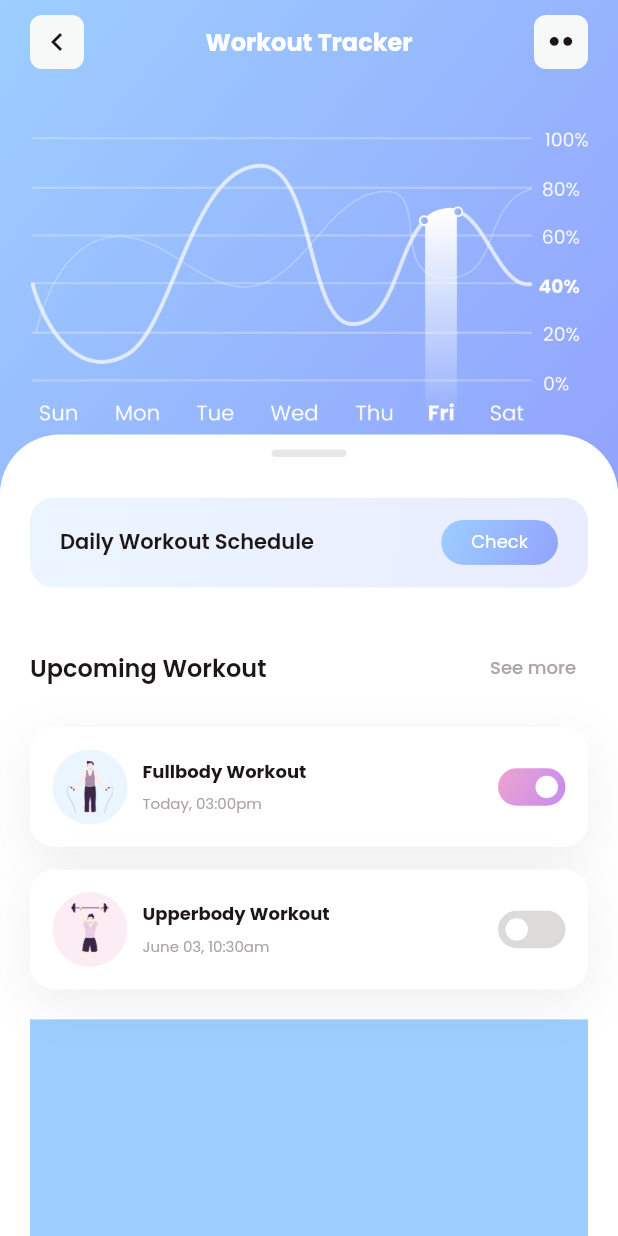
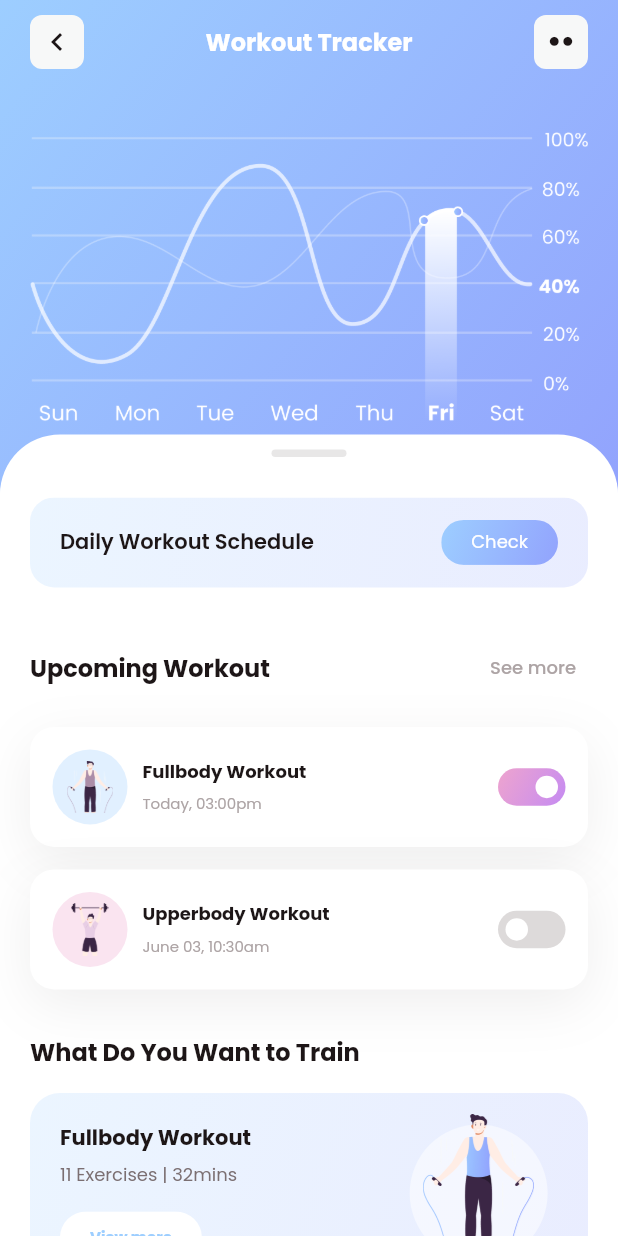
Before and after one commit to AyurM/FitnestX-Demo, a Flutter app: the WorkoutScreen screen opened directly, on a phone screen of 412 x 824 dp. Run offline on Flutter 3.47's test engine with Material 2 defaults, Android fonts, the phone set to English and light mode, and no system bars; our stand-ins replace flutter_bloc, get_it, google_fonts.

Commit message:
Added WorkoutTypes section

```diff
--- /dev/null
+++ b/lib/data/model/workout_type_content.dart
@@ -0,0 +1,13 @@
+class WorkoutTypeContent {
+  final String title;
+  final int exercises;
+  final Duration duration;
+  final String imagePath;
+
+  const WorkoutTypeContent({
+    required this.title,
+    required this.exercises,
+    required this.duration,
+    required this.imagePath,
+  });
+}
--- a/lib/res/views/app_simple_image.dart
+++ b/lib/res/views/app_simple_image.dart
@@ -7,12 +7,14 @@ class AppSimpleImage extends StatelessWidget {
   final String assetPath;
   final Color color;
   final double size;
+  final double? bgOpacity;
 
   const AppSimpleImage(
       {Key? key,
       required this.assetPath,
       required this.size,
-      required this.color})
+      required this.color,
+      this.bgOpacity})
       : super(key: key);
 
   @override
@@ -24,7 +26,7 @@ class AppSimpleImage extends StatelessWidget {
           width: size,
           height: size,
           decoration: BoxDecoration(
-              color: color.withOpacity(_kImageBgOpacity),
+              color: color.withOpacity(bgOpacity ?? _kImageBgOpacity),
               shape: BoxShape.circle),
         ),
         Image.asset(assetPath,
--- a/lib/res/views/home_tab/bmi_card.dart
+++ b/lib/res/views/home_tab/bmi_card.dart
@@ -31,7 +31,13 @@ class BmiCard extends StatelessWidget {
       height: _kCardHeight,
       decoration: BoxDecoration(
           borderRadius: BorderRadius.circular(kBorderRadiusLarge),
-          gradient: AppColors.blueGradient),
+          gradient: AppColors.blueGradient,
+          boxShadow: [
+            BoxShadow(
+                color: AppColors.blueShadow.withOpacity(0.3),
+                offset: const Offset(0, 10),
+                blurRadius: 22)
+          ]),
       child: Stack(children: [
         const _BmiDotsBackground(
           dotColor: AppColors.white,
--- a/lib/res/views/secondary_button.dart
+++ b/lib/res/views/secondary_button.dart
@@ -6,9 +6,21 @@ class SecondaryButton extends StatelessWidget {
   final String text;
   final void Function()? onPressed;
   final Gradient? gradient;
+  final Color? color;
   final double? height;
   final TextStyle? textStyle;
   final EdgeInsets? margin;
+
+  const SecondaryButton.withColor(
+      {Key? key,
+      required this.text,
+      this.onPressed,
+      this.height,
+      this.textStyle,
+      this.color = AppColors.white,
+      this.margin})
+      : gradient = null,
+        super(key: key);
 
   const SecondaryButton.purple(
       {Key? key,
@@ -18,6 +30,7 @@ class SecondaryButton extends StatelessWidget {
       this.textStyle,
       this.margin})
       : gradient = AppColors.purpleGradient,
+        color = null,
         super(key: key);
 
   const SecondaryButton.blue(
@@ -28,6 +41,7 @@ class SecondaryButton extends StatelessWidget {
       this.textStyle,
       this.margin})
       : gradient = AppColors.blueGradient,
+        color = null,
         super(key: key);
 
   @override
@@ -62,9 +76,7 @@ class SecondaryButton extends StatelessWidget {
   Widget _buildDecoration(double height) => Positioned.fill(
         child: Container(
           height: height,
-          decoration: BoxDecoration(
-            gradient: gradient,
-          ),
+          decoration: BoxDecoration(gradient: gradient, color: color),
         ),
       );
 }
--- a/lib/res/views/section_title.dart
+++ b/lib/res/views/section_title.dart
@@ -14,7 +14,7 @@ class SectionTitle extends StatelessWidget {
   Widget build(BuildContext context) {
     final TextTheme textTheme = Theme.of(context).textTheme;
     final titleWidget = Text(text,
-        style: textTheme.bodyText1?.copyWith(fontWeight: FontWeight.w600));
+        style: textTheme.bodyText1?.copyWith(fontWeight: FontWeight.bold));
 
     if (actionText == null) {
       return titleWidget;
--- a/lib/res/views/workout/upcoming_workout_card.dart
+++ b/lib/res/views/workout/upcoming_workout_card.dart
@@ -8,6 +8,7 @@ import 'package:flutter/material.dart';
 
 const _kImageSize = 50.0;
 const _kSpacing = 10.0;
+const _kImageBgOpacity = 0.3;
 const _kCardPadding = EdgeInsets.all(15);
 
 class UpcomingWorkoutCard extends StatelessWidget {
@@ -28,7 +29,10 @@ class UpcomingWorkoutCard extends StatelessWidget {
       padding: _kCardPadding,
       child: Row(children: [
         AppSimpleImage(
-            assetPath: data.assetPath, size: _kImageSize, color: color),
+            assetPath: data.assetPath,
+            size: _kImageSize,
+            color: color,
+            bgOpacity: _kImageBgOpacity),
         const SizedBox(width: _kSpacing),
         Expanded(
             child: Column(
--- /dev/null
+++ b/lib/res/views/workout/workout_type_card.dart
@@ -0,0 +1,89 @@
+import 'package:fitnest_x/data/model/workout_type_content.dart';
+import 'package:fitnest_x/res/colors/app_colors.dart';
+import 'package:fitnest_x/res/views/secondary_button.dart';
+import 'package:flutter/material.dart';
+
+const _kCardPadding = EdgeInsets.all(20);
+const _kBgOpacity = 0.2;
+const _kImageEllipseSize = 92.0;
+const _kImageEllipseOpacity = 0.5;
+const _kImageScale = 1.15;
+const _kButtonHeight = 35.0;
+const _viewMoreText = 'View more';
+
+class WorkoutTypeCard extends StatelessWidget {
+  final WorkoutTypeContent data;
+
+  const WorkoutTypeCard({Key? key, required this.data}) : super(key: key);
+
+  @override
+  Widget build(BuildContext context) {
+    final TextTheme textTheme = Theme.of(context).textTheme;
+    return Container(
+      decoration: BoxDecoration(
+          borderRadius: BorderRadius.circular(20),
+          gradient: LinearGradient(colors: [
+            AppColors.blue2.withOpacity(_kBgOpacity),
+            AppColors.blue.withOpacity(_kBgOpacity)
+          ], begin: Alignment.topLeft, end: Alignment.bottomRight)),
+      child: Row(children: [
+        Expanded(
+          child: Padding(
+            padding: _kCardPadding,
+            child: Column(
+              crossAxisAlignment: CrossAxisAlignment.start,
+              children: [
+                Text(data.title,
+                    style: textTheme.bodyText2?.copyWith(
+                        fontWeight: FontWeight.bold, color: AppColors.black)),
+                const SizedBox(height: 5),
+                Text(
+                    '${data.exercises} Exercises | ${data.duration.inMinutes}mins',
+                    style: textTheme.subtitle1),
+                const SizedBox(height: 15),
+                SecondaryButton.withColor(
+                  text: _viewMoreText,
+                  onPressed: () {},
+                  height: _kButtonHeight,
+                  textStyle: textTheme.subtitle1?.copyWith(
+                      fontSize: 10,
+                      fontWeight: FontWeight.bold,
+                      color: AppColors.blue2),
+                )
+              ],
+            ),
+          ),
+        ),
+        _WorkoutTypeImage(assetPath: data.imagePath),
+        const SizedBox(width: 20)
+      ]),
+    );
+  }
+}
+
+class _WorkoutTypeImage extends StatelessWidget {
+  final String assetPath;
+
+  const _WorkoutTypeImage({Key? key, required this.assetPath})
+      : super(key: key);
+
+  @override
+  Widget build(BuildContext context) {
+    return Stack(
+      alignment: Alignment.center,
+      children: [
+        Container(
+          width: _kImageEllipseSize,
+          height: _kImageEllipseSize,
+          decoration: BoxDecoration(
+              shape: BoxShape.circle,
+              color: AppColors.white.withOpacity(_kImageEllipseOpacity)),
+        ),
+        Image.asset(assetPath,
+            height: _kImageEllipseSize * _kImageScale,
+            width: _kImageEllipseSize * _kImageScale,
+            fit: BoxFit.contain)
+      ],
+    );
+  }
+}
--- /dev/null
+++ b/lib/res/views/workout/workout_types_block.dart
@@ -0,0 +1,38 @@
+import 'package:fitnest_x/data/model/workout_type_content.dart';
+import 'package:fitnest_x/res/views/section_title.dart';
+import 'package:fitnest_x/res/views/workout/workout_type_card.dart';
+import 'package:fitnest_x/utils/data_mock_utils.dart';
+import 'package:flutter/material.dart';
+
+const _titleText = 'What Do You Want to Train';
+const _kSpacing = 15.0;
+
+class WorkoutTypesBlock extends StatelessWidget {
+  const WorkoutTypesBlock({Key? key}) : super(key: key);
+
+  @override
+  Widget build(BuildContext context) {
+    final content = DataMockUtils.getMockWorkoutTypes();
+
+    return Column(
+      crossAxisAlignment: CrossAxisAlignment.start,
+      children: [
+        const SectionTitle(text: _titleText),
+        const SizedBox(height: _kSpacing),
+        ..._buildContent(content)
+      ],
+    );
+  }
+
+  List<Widget> _buildContent(List<WorkoutTypeContent> content) {
+    final result = <Widget>[];
+
+    for (int i = 0; i < content.length; i++) {
+      result.add(WorkoutTypeCard(data: content[i]));
+      if (i != content.length - 1) {
+        result.add(const SizedBox(height: _kSpacing));
+      }
+    }
+    return result;
+  }
+}
--- a/lib/screens/workout_tracker/workout_screen.dart
+++ b/lib/screens/workout_tracker/workout_screen.dart
@@ -1,7 +1,7 @@
-import 'package:fitnest_x/res/colors/app_colors.dart';
 import 'package:fitnest_x/res/views/daily_action_card.dart';
 import 'package:fitnest_x/res/views/fitnest_sliver_app_bar.dart';
 import 'package:fitnest_x/res/views/workout/upcoming_workout_block.dart';
+import 'package:fitnest_x/res/views/workout/workout_types_block.dart';
 import 'package:flutter/material.dart';
 
 const _titleText = 'Workout Tracker';
@@ -57,29 +57,9 @@ class _WorkoutScreenState extends State<WorkoutScreen> {
         )),
         SliverToBoxAdapter(
             child: Container(
-                height: 200,
-                margin: const EdgeInsets.all(20),
-                color: AppColors.blue2)),
-        SliverToBoxAdapter(
-            child: Container(
-                height: 100,
-                margin: const EdgeInsets.all(20),
-                color: AppColors.purple2)),
-        SliverToBoxAdapter(
-            child: Container(
-                height: 300,
-                margin: const EdgeInsets.all(20),
-                color: AppColors.blue)),
-        SliverToBoxAdapter(
-            child: Container(
-                height: 150,
-                margin: const EdgeInsets.all(20),
-                color: AppColors.purple)),
-        SliverToBoxAdapter(
-            child: Container(
-                height: 250,
-                margin: const EdgeInsets.all(20),
-                color: AppColors.blue3))
+          padding: const EdgeInsets.symmetric(horizontal: 20, vertical: 30),
+          child: const WorkoutTypesBlock(),
+        )),
       ]),
     );
   }
--- a/lib/utils/data_mock_utils.dart
+++ b/lib/utils/data_mock_utils.dart
@@ -3,6 +3,7 @@ import 'dart:math';
 import 'package:fitnest_x/data/model/notification_content.dart';
 import 'package:fitnest_x/data/model/upcoming_workout_content.dart';
 import 'package:fitnest_x/data/model/water_intake_update.dart';
+import 'package:fitnest_x/data/model/workout_type_content.dart';
 import 'package:fitnest_x/res/colors/app_colors.dart';
 
 const _kMinWaterIntakePerUpdate = 10;
@@ -101,4 +102,27 @@ class DataMockUtils {
           color: AppColors.purple2),
     ];
   }
+
+  static List<WorkoutTypeContent> getMockWorkoutTypes() {
+    return const [
+      WorkoutTypeContent(
+        title: 'Fullbody Workout',
+        exercises: 11,
+        duration: Duration(minutes: 32),
+        imagePath: 'assets/images/fullbody_workout_type.png',
+      ),
+      WorkoutTypeContent(
+        title: 'Lowerbody Workout',
+        exercises: 12,
+        duration: Duration(minutes: 40),
+        imagePath: 'assets/images/lowerbody_workout_type.png',
+      ),
+      WorkoutTypeContent(
+        title: 'AB Workout',
+        exercises: 14,
+        duration: Duration(minutes: 20),
+        imagePath: 'assets/images/ab_workout_type.png',
+      ),
+    ];
+  }
 }
```
Also changed, not shown: assets/images/ab_workout_type.png (added), assets/images/fullbody_workout_type.png (added), assets/images/lowerbody_workout_type.png (added).
